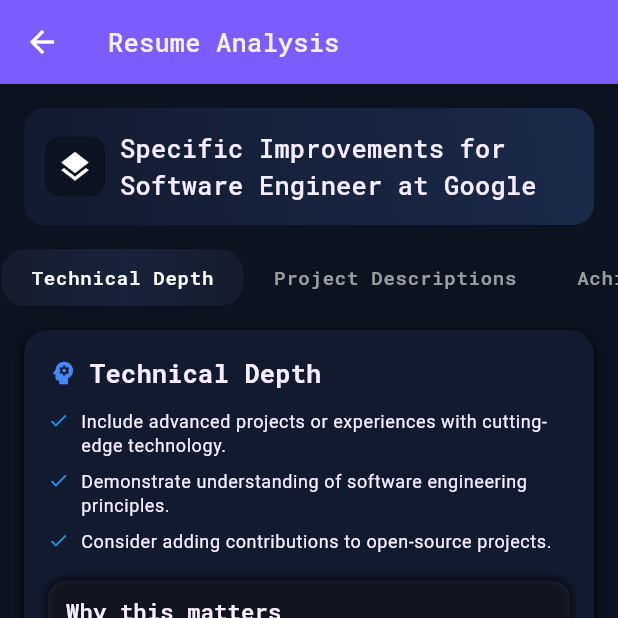
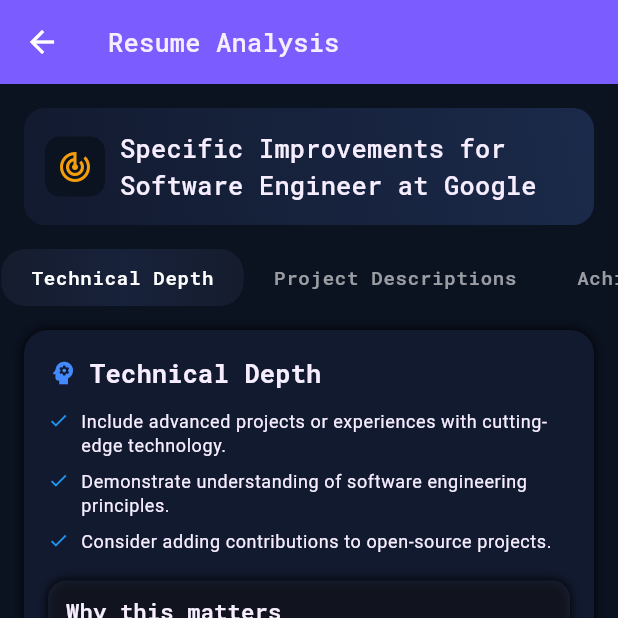
Before and after one commit to VaishnavYash/resume_critiquer_app, a Flutter app: the PDFUploadPage screen opened directly, after a tap on "Specific Improvements for Software Engin", on a phone screen of 412 x 824 dp, the top half of it. Run offline on Flutter 3.47's test engine with Material 3 defaults, Android fonts, the phone set to English and light mode, and no system bars; our stand-ins replace file_picker, google_fonts, syncfusion_flutter_gauges.

Commit message:
UI Icon Changes

```diff
--- a/lib/analysis_page/view/section_analysis_page.dart
+++ b/lib/analysis_page/view/section_analysis_page.dart
@@ -2,6 +2,7 @@
 import 'package:resume_critiquer_app/analysis_page/view/widget/analysis_card.dart';
 import 'package:resume_critiquer_app/analysis_page/view/widget/glass_tabs.dart';
 import 'package:resume_critiquer_app/framework/widgets/text_widget.dart';
+import 'package:resume_critiquer_app/main_page/view/widget/utils.dart';
 import 'package:resume_critiquer_app/model/card_content.dart';
 
 class ExperienceAnalysisScreen extends StatefulWidget {
@@ -101,7 +102,7 @@
               color: colorScheme.surfaceTint,
               borderRadius: BorderRadius.circular(10),
             ),
-            child: const Icon(Icons.layers, color: Colors.white),
+            child: Utils.getHeadingIcon(label: widget.title),
           ),
           const SizedBox(width: 10),
           Flexible(
--- a/lib/analysis_page/view/widget/analysis_card.dart
+++ b/lib/analysis_page/view/widget/analysis_card.dart
@@ -76,7 +76,7 @@
                 : colorScheme.primaryContainer.withAlpha(100),
 
         borderRadius: BorderRadius.circular(16),
-        boxShadow: [BoxShadow(blurRadius: 5, offset: const Offset(0, 2))],
+        boxShadow: [BoxShadow(blurRadius: 5)],
       ),
       child: child,
     );
@@ -151,7 +151,7 @@
       decoration: BoxDecoration(
         color: colorScheme.primaryContainer.withAlpha(100),
         borderRadius: BorderRadius.circular(12),
-        boxShadow: [BoxShadow(blurRadius: 5, offset: const Offset(0, 0))],
+        boxShadow: [BoxShadow(blurRadius: 5)],
       ),
 
       child: Column(
--- a/lib/main_page/view/pdf_page.dart
+++ b/lib/main_page/view/pdf_page.dart
@@ -118,11 +118,8 @@
 
   Widget _analysisCards() {
     if (response.analysis == null) return SizedBox.shrink();
-
     final data = <Widget>[];
-    // int i = 0;
     for (var entry in response.analysis!.entries) {
-      // i++;
       final list = <CardContent>[];
       for (var entryData in entry.value.entries) {
         list.add(CardContent(title: entryData.key, points: entryData.value));
@@ -144,40 +141,13 @@
           child: Padding(
             padding: EdgeInsets.only(bottom: 12),
             child: AnalysisCardWidget(
-              icon: Icons.work_outline,
               title: entry.key,
               cardContent: list,
             ),
           ),
         ),
       );
-      // if (i == 3) break;
     }
     return Column(children: data);
   }
-
-  // Widget _bottomButton() {
-  //   return ElevatedButton(
-  //     onPressed: () {},
-  //     style: ElevatedButton.styleFrom(
-  //       shape: RoundedRectangleBorder(borderRadius: BorderRadius.circular(16)),
-  //       padding: EdgeInsets.zero,
-  //     ),
-  //     child: Ink(
-  //       decoration: BoxDecoration(
-  //         color: colorScheme.surface,
-  //         borderRadius: BorderRadius.circular(16),
-  //       ),
-  //       child: Padding(
-  //         padding: EdgeInsets.symmetric(horizontal: 18),
-  //         child: TextWidget(
-  //           text: 'View Details',
-  //           style: Theme.of(
-  //             context,
-  //           ).textTheme.bodySmall!.copyWith(color: colorScheme.onSurface),
-  //         ),
-  //       ),
-  //     ),
-  //   );
-  // }
 }
--- a/lib/main_page/view/widget/analysis_card_widget.dart
+++ b/lib/main_page/view/widget/analysis_card_widget.dart
@@ -7,13 +7,11 @@
 import '../../../framework/widgets/text_widget.dart';
 
 class AnalysisCardWidget extends StatelessWidget {
-  final IconData icon;
   final String title;
   final List<CardContent> cardContent;
 
   const AnalysisCardWidget({
     super.key,
-    required this.icon,
     required this.title,
     required this.cardContent,
   });
@@ -38,19 +36,17 @@
       ),
       child: Row(
         children: [
-          // Left Icon
           Container(
             padding: const EdgeInsets.all(10),
             decoration: BoxDecoration(
               color: colorScheme.tertiary,
               borderRadius: BorderRadius.circular(12),
             ),
-            child: Icon(icon, color: colorScheme.onSecondary, size: 20),
+            child: Utils.getHeadingIcon(label: title),
           ),
 
           const SizedBox(width: 12),
 
-          // Title + stats
           Expanded(
             child: Column(
               crossAxisAlignment: CrossAxisAlignment.start,
@@ -86,10 +82,7 @@
             ),
           ),
 
-          const Icon(
-            Icons.chevron_right,
-            //  color: colorScheme.white54
-          ),
+          const Icon(Icons.chevron_right),
         ],
       ),
     );
@@ -103,7 +96,7 @@
     final colorScheme = Theme.of(context).colorScheme;
     final textStyle = Theme.of(context).textTheme;
     final searchString = text.replaceAll(' ', '').toLowerCase();
-    final iconData = Utils.getIcon(label:searchString);
+    final iconData = Utils.getIcon(label: searchString);
 
     return Row(
       children: [
--- a/lib/main_page/view/widget/utils.dart
+++ b/lib/main_page/view/widget/utils.dart
@@ -8,7 +8,10 @@
 }
 
 class Utils {
-  static CustomIconData getIcon({required final String label, final double? size}) {
+  static CustomIconData getIcon({
+    required final String label,
+    final double? size,
+  }) {
     IconData? icon;
     Color? color;
     if (label.contains('strength')) {
@@ -41,4 +44,28 @@
       color: color,
     );
   }
+
+  static Icon getHeadingIcon({required String label, final double? size}) {
+    label = label.replaceAll(' ', '').toLowerCase();
+    IconData? icon;
+    Color? color;
+
+    if (label.contains('content')) {
+      icon = Icons.visibility_outlined;
+      color = Color(0xFF3B82F6);
+    } else if (label.contains('skill')) {
+      icon = Icons.psychology_alt_outlined;
+      color = Color(0xFF8B5CF6);
+    } else if (label.contains('specific')) {
+      icon = Icons.track_changes_outlined;
+      color = Color(0xFFF59E0B);
+    } else if (label.contains('overall')) {
+      icon = Icons.checklist_outlined;
+      color = Color(0xFF64748B);
+    } else {
+      icon = Icons.work_outline;
+      color = Color(0xFF10B981);
+    }
+    return Icon(icon, color: color, size: size ?? 24);
+  }
 }
```
Also changed, not shown: lib/landing_page/view/landing_page.dart (+86 -61 lines).
